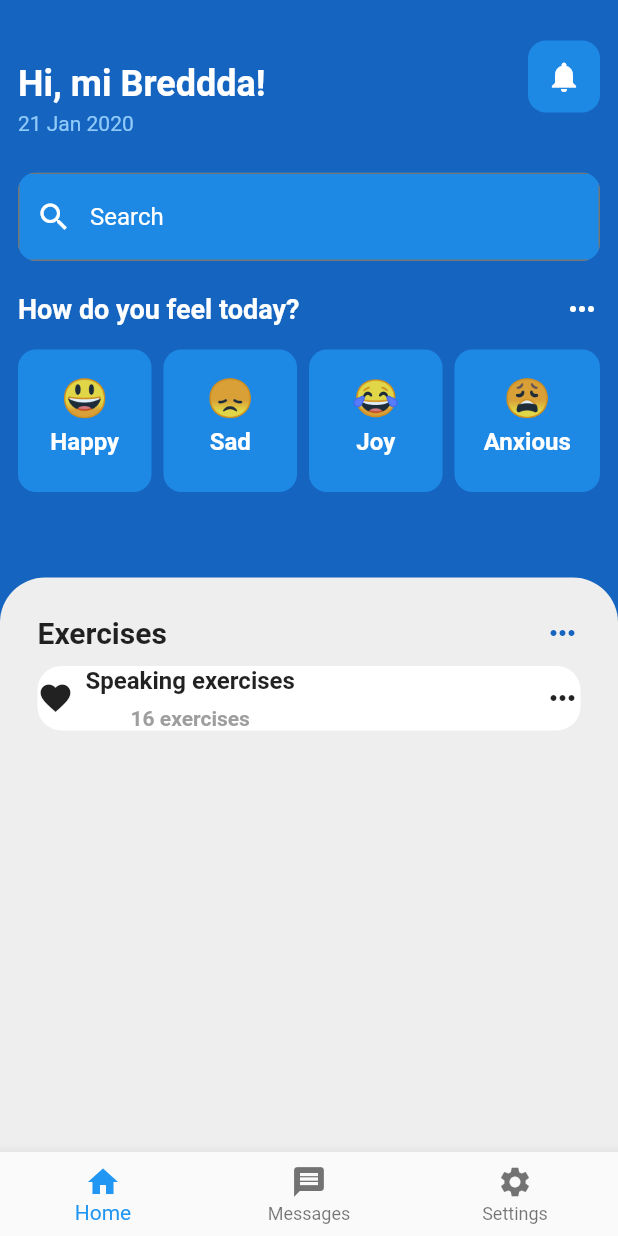
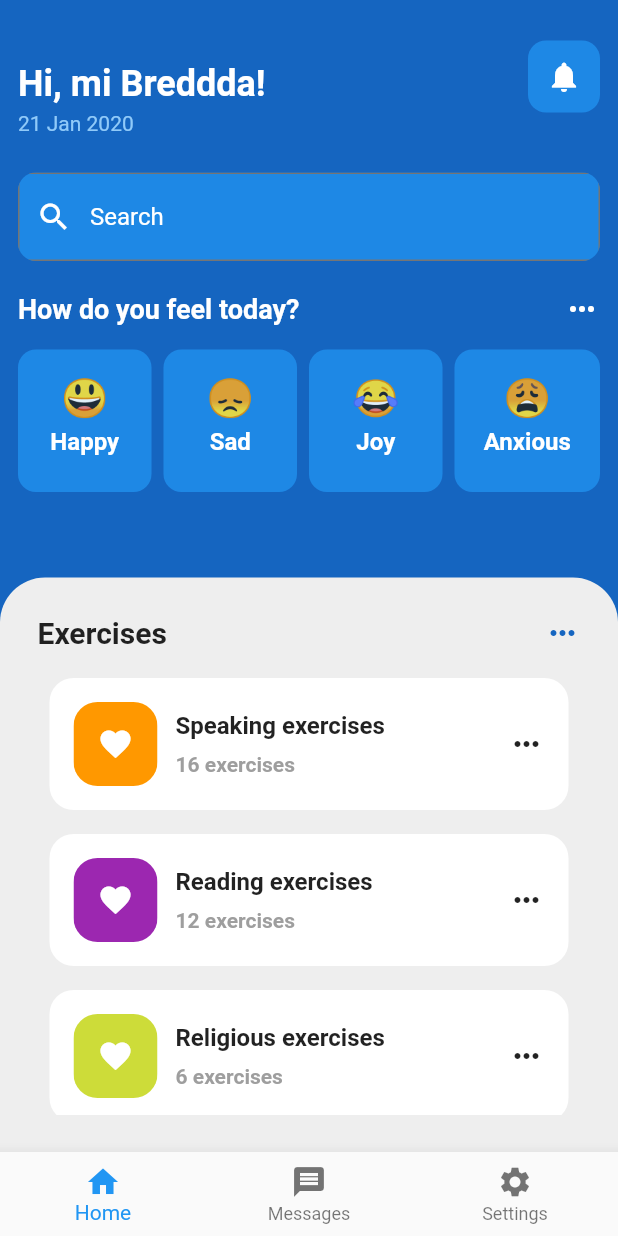
Before and after one commit to Lowkali/mentalhealthapp, a Flutter app: the screen it shows after launch, on a phone screen of 412 x 824 dp. Run offline on Flutter 3.47's test engine with Material 2 defaults, Android fonts, the phone set to English and light mode, and no system bars.

Commit message:
list view - exercises list

```diff
--- a/lib/pages/homepage.dart
+++ b/lib/pages/homepage.dart
@@ -18,6 +18,13 @@ class _HomePageState extends State<HomePage> {
     ['😞', 'Sad'],
     ['😂', 'Joy'],
     ['😩', 'Anxious'],
+  ];
+
+  final List exercises = [
+    [Icon(Icons.favorite), Colors.orange, 'Speaking exercises', 16],
+    [Icon(Icons.task_alt), Colors.purple, 'Reading exercises', 12],
+    [Icon(Icons.mosque), Colors.lime, 'Religious exercises', 6],
+    [Icon(Icons.sports_soccer), Colors.red, 'Outoor exercises', 21]
   ];
   @override
   Widget build(BuildContext context) {
@@ -194,7 +201,18 @@ class _HomePageState extends State<HomePage> {
                       ),
 
                       //list of exercises
-                      Exercise()
+                      Expanded(
+                        child: ListView.builder(
+                          itemCount: exercises.length,
+                          itemBuilder: (BuildContext context, int index) {
+                            return Exercise(
+                                // icon: exercises[index][0],
+                                color: exercises[index][1],
+                                exerciseType: exercises[index][2],
+                                numberOfExercises: exercises[index][3]);
+                          },
+                        ),
+                      ),
                     ],
                   ),
                 )),
--- a/lib/util/exercise.dart
+++ b/lib/util/exercise.dart
@@ -1,13 +1,25 @@
-// ignore_for_file: prefer_const_constructors, prefer_const_literals_to_create_immutables
+// ignore_for_file: prefer_const_constructors, prefer_const_literals_to_create_immutables, avoid_unnecessary_containers, prefer_typing_uninitialized_variables
 
 import 'package:flutter/material.dart';
 
 class Exercise extends StatelessWidget {
-  // final String
+  final String exerciseType;
+  final int numberOfExercises;
+  final color;
+  final icon;
+
+  Exercise(
+      {this.icon,
+      required this.color,
+      required this.exerciseType,
+      required this.numberOfExercises});
 
   @override
   Widget build(BuildContext context) {
-    return Container(
+    return Padding(
+      padding: const EdgeInsets.all(8.0),
+      child: Container(
+        padding: EdgeInsets.all(16),
         decoration: BoxDecoration(
           borderRadius: BorderRadius.circular(16.0),
           color: Colors.white,
@@ -17,21 +29,32 @@ class Exercise extends StatelessWidget {
           children: [
             Row(
               children: [
-              Icon(Icons.favorite),
+                ClipRRect(
+                  borderRadius: BorderRadius.circular(16),
+                  child: Container(
+                      padding: EdgeInsets.all(16),
+                      color: color,
+                      child: Icon(
+                        Icons.favorite,
+                        color: Colors.white,
+                      )),
+                ),
                 SizedBox(
-                width: 8,
+                  width: 12,
                 ),
                 Column(
+                  crossAxisAlignment: CrossAxisAlignment.start,
                   children: [
                     Text(
-                    'Speaking exercises',
-                    style: TextStyle(fontSize: 16, fontWeight: FontWeight.bold),
+                      exerciseType,
+                      style:
+                          TextStyle(fontSize: 16, fontWeight: FontWeight.bold),
                     ),
                     SizedBox(
                       height: 8,
                     ),
                     Text(
-                    '16 exercises',
+                      numberOfExercises.toString() + ' exercises',
                       style: TextStyle(
                           fontWeight: FontWeight.bold, color: Colors.grey),
                     )
@@ -42,6 +65,7 @@ class Exercise extends StatelessWidget {
             Icon(Icons.more_horiz)
           ],
         ),
+      ),
     );
   }
 }
```
Lines whose indentation alone changed are shown as unchanged.
